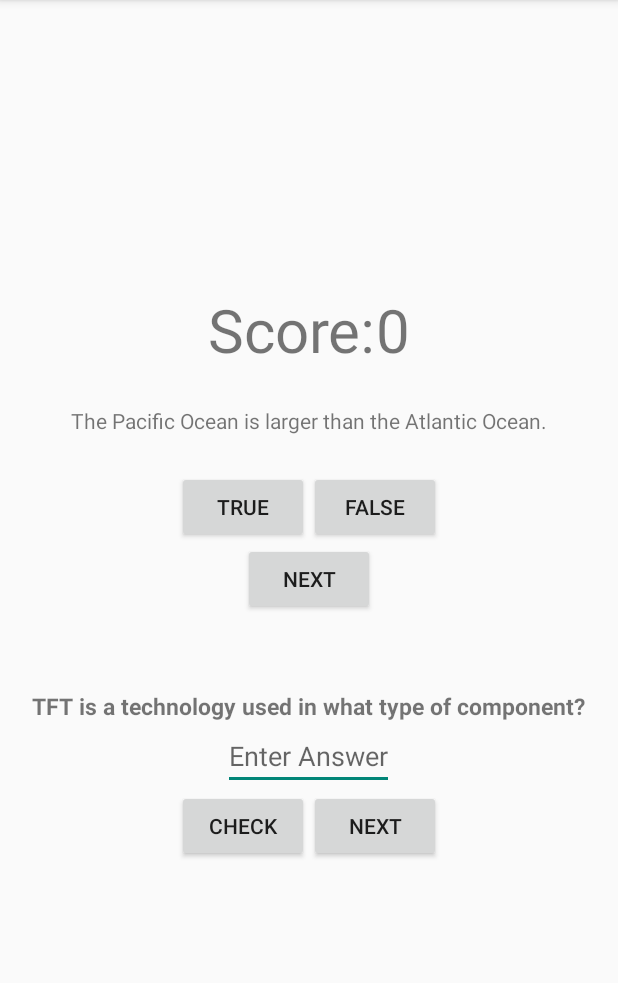
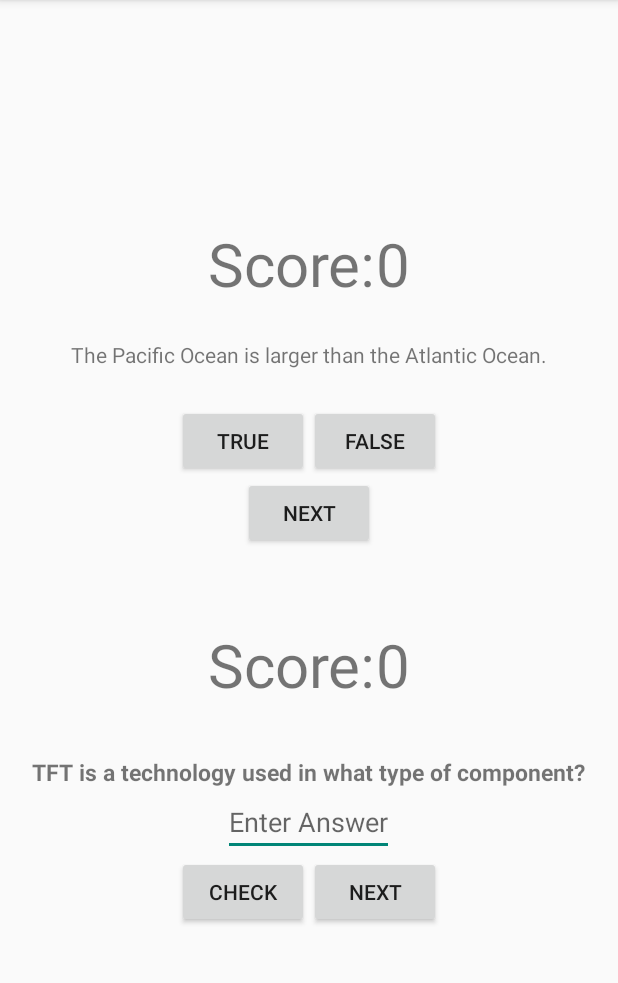
Before and after one commit to nukex1122/Quiz_Test, an Android app: the screen it shows after launch (QuizActivity), on a phone screen of 412 x 824 dp, the part 84-1067 px from its top. Run offline under Robolectric (Android 15) with nearby library versions, the light colour scheme and no system bars.

Commit message:
Added Score And A Scroll View

```diff
--- a/app/src/main/res/layout/activity_quiz.xml
+++ b/app/src/main/res/layout/activity_quiz.xml
@@ -3,6 +3,14 @@
     android:layout_height="match_parent"
     android:gravity="center"
     android:orientation="vertical" >
+<ScrollView
+    android:layout_width="wrap_content"
+    android:layout_height="wrap_content">
+<LinearLayout
+    android:layout_width="wrap_content"
+    android:layout_height="wrap_content"
+    android:gravity="center"
+    android:orientation="vertical">
     <LinearLayout
         android:layout_width="wrap_content"
         android:layout_height="wrap_content">
@@ -15,7 +23,7 @@
             android:id="@+id/score_view"
             android:layout_width="wrap_content"
             android:layout_height="wrap_content"
-            android:text="@string/hello_world"
+            android:text="0"
             android:textSize="40dp"/>
         </LinearLayout>
     <TextView
@@ -49,15 +57,34 @@
     <Space
         android:layout_width="100dp"
         android:layout_height="50dp" />
-    <ScrollView
-        android:layout_width="wrap_content"
-        android:layout_height="wrap_content">
+
 
     <LinearLayout
         android:layout_width="wrap_content"
         android:layout_height="wrap_content"
         android:gravity="center"
         android:orientation="vertical">
+        <LinearLayout
+            android:layout_width="wrap_content"
+            android:layout_height="wrap_content">
+            <TextView
+                android:layout_width="wrap_content"
+                android:layout_height="wrap_content"
+                android:text="Score:"
+                android:textSize="40dp"/>
+            <TextView
+                android:id="@+id/score_view_subjective"
+                android:layout_width="wrap_content"
+                android:layout_height="wrap_content"
+                android:text="0"
+                android:textSize="40dp"/>
+        </LinearLayout>
+
+        <Space
+            android:layout_width="match_parent"
+            android:layout_height="34dp"
+            android:layout_gravity="center_horizontal" />
+
         <TextView
             android:layout_width="wrap_content"
             android:layout_height="wrap_content"
@@ -87,5 +114,7 @@
             </LinearLayout>
 
         </LinearLayout>
-    </ScrollView>
+
 </LinearLayout>
+</ScrollView>
+</LinearLayout>
```
